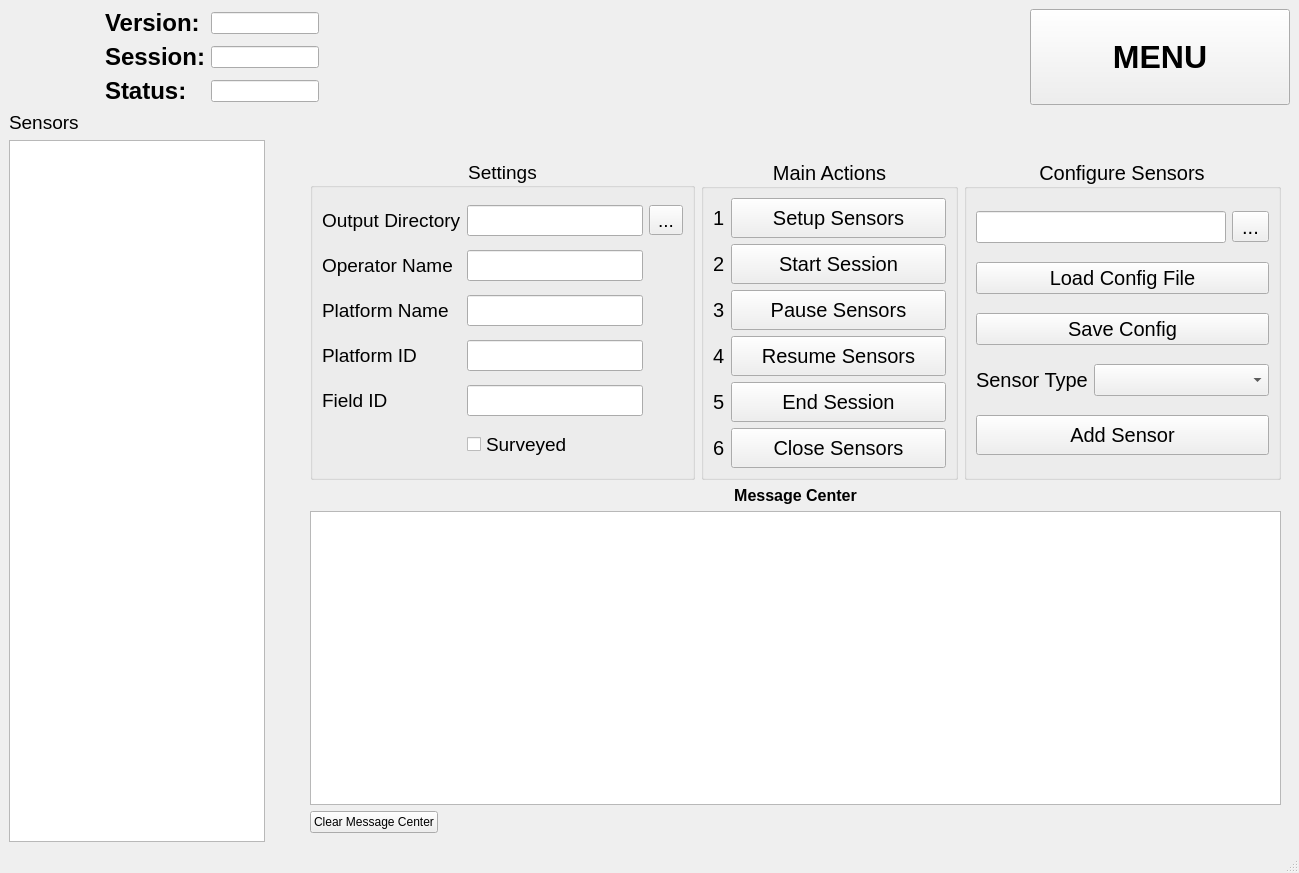
The window that source/dysense_designer.ui (DySense/DySense) describes before a commit, drawn with Qt 5.
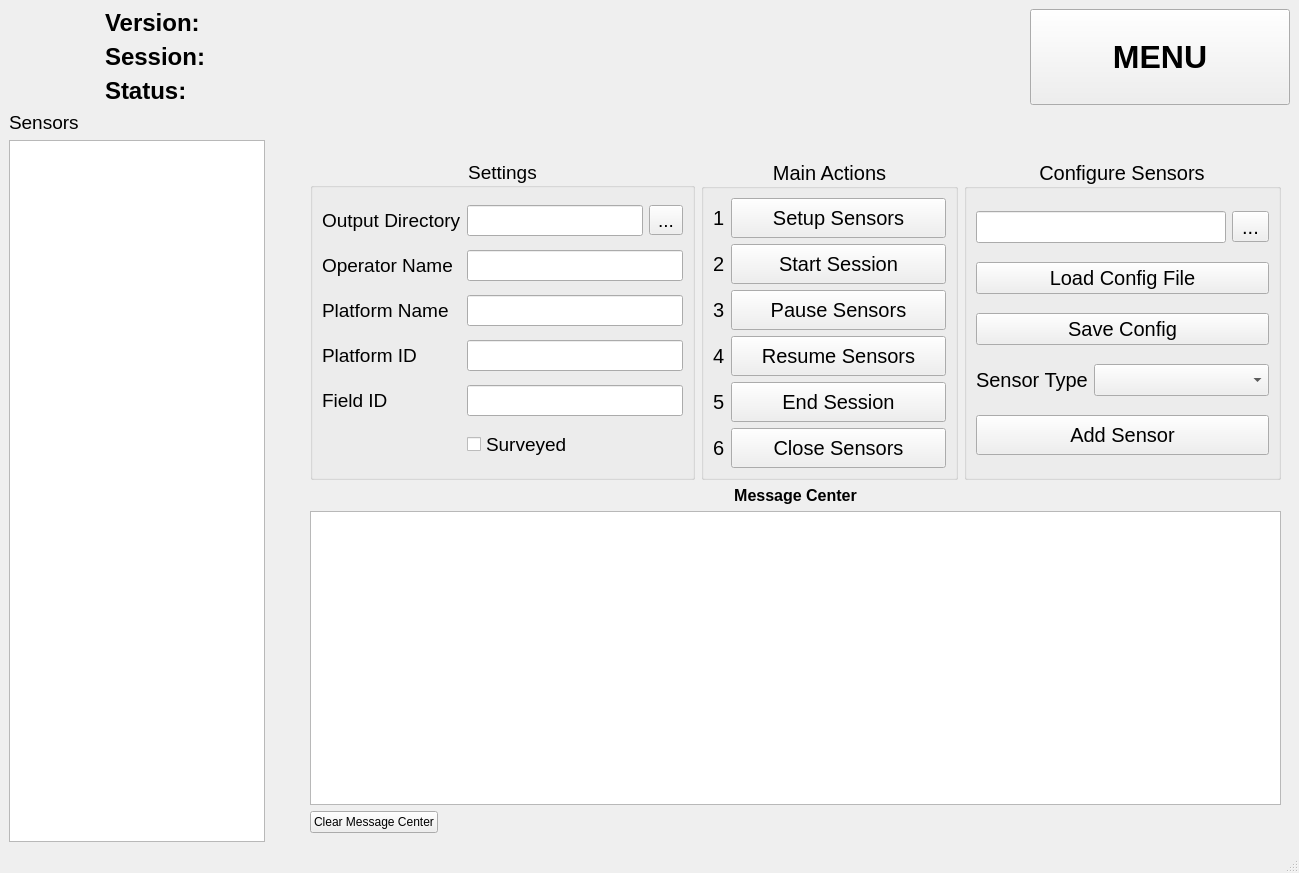
The same window after the commit.

Commit message: Added tool tips to sensor settings and improved looks of UI.

The edit to the form file:
```diff
--- a/source/dysense_designer.ui
+++ b/source/dysense_designer.ui
@@ -61,16 +61,6 @@
           </property>
          </widget>
         </item>
-        <item row="2" column="1">
-         <widget class="QLineEdit" name="main_status_line_edit">
-          <property name="sizePolicy">
-           <sizepolicy hsizetype="Fixed" vsizetype="Fixed">
-            <horstretch>0</horstretch>
-            <verstretch>0</verstretch>
-           </sizepolicy>
-          </property>
-         </widget>
-        </item>
         <item row="1" column="0">
          <widget class="QLabel" name="session_label">
           <property name="font">
@@ -85,16 +75,6 @@
           </property>
          </widget>
         </item>
-        <item row="1" column="1">
-         <widget class="QLineEdit" name="session_line_edit">
-          <property name="sizePolicy">
-           <sizepolicy hsizetype="Fixed" vsizetype="Fixed">
-            <horstretch>0</horstretch>
-            <verstretch>0</verstretch>
-           </sizepolicy>
-          </property>
-         </widget>
-        </item>
         <item row="0" column="0">
          <widget class="QLabel" name="version_label">
           <property name="font">
@@ -110,12 +90,74 @@
          </widget>
         </item>
         <item row="0" column="1">
-         <widget class="QLineEdit" name="version_line_edit">
+         <widget class="QLabel" name="version_value_label">
           <property name="sizePolicy">
-           <sizepolicy hsizetype="Fixed" vsizetype="Fixed">
+           <sizepolicy hsizetype="Fixed" vsizetype="Preferred">
             <horstretch>0</horstretch>
             <verstretch>0</verstretch>
            </sizepolicy>
+          </property>
+          <property name="minimumSize">
+           <size>
+            <width>120</width>
+            <height>0</height>
+           </size>
+          </property>
+          <property name="font">
+           <font>
+            <pointsize>17</pointsize>
+           </font>
+          </property>
+          <property name="text">
+           <string/>
+          </property>
+         </widget>
+        </item>
+        <item row="1" column="1">
+         <widget class="QLabel" name="session_value_label">
+          <property name="sizePolicy">
+           <sizepolicy hsizetype="Fixed" vsizetype="Preferred">
+            <horstretch>0</horstretch>
+            <verstretch>0</verstretch>
+           </sizepolicy>
+          </property>
+          <property name="minimumSize">
+           <size>
+            <width>120</width>
+            <height>0</height>
+           </size>
+          </property>
+          <property name="font">
+           <font>
+            <pointsize>17</pointsize>
+           </font>
+          </property>
+          <property name="text">
+           <string/>
+          </property>
+         </widget>
+        </item>
+        <item row="2" column="1">
+         <widget class="QLabel" name="main_status_value_label">
+          <property name="sizePolicy">
+           <sizepolicy hsizetype="Fixed" vsizetype="Preferred">
+            <horstretch>0</horstretch>
+            <verstretch>0</verstretch>
+           </sizepolicy>
+          </property>
+          <property name="minimumSize">
+           <size>
+            <width>120</width>
+            <height>0</height>
+           </size>
+          </property>
+          <property name="font">
+           <font>
+            <pointsize>17</pointsize>
+           </font>
+          </property>
+          <property name="text">
+           <string/>
           </property>
          </widget>
         </item>
@@ -255,20 +297,6 @@
                  <set>Qt::AlignCenter</set>
                 </property>
                 <layout class="QGridLayout" name="gridLayout_4">
-                 <item row="3" column="0">
-                  <widget class="QLabel" name="label_4">
-                   <property name="text">
-                    <string>Platform ID</string>
-                   </property>
-                  </widget>
-                 </item>
-                 <item row="4" column="0">
-                  <widget class="QLabel" name="label_5">
-                   <property name="text">
-                    <string>Field ID</string>
-                   </property>
-                  </widget>
-                 </item>
                  <item row="0" column="0">
                   <widget class="QLabel" name="label">
                    <property name="text">
@@ -276,31 +304,29 @@
                    </property>
                   </widget>
                  </item>
-                 <item row="3" column="1">
-                  <widget class="QLineEdit" name="platform_id_line_edit"/>
-                 </item>
                  <item row="2" column="0">
-                  <widget class="QLabel" name="label_3">
+                  <widget class="QLabel" name="platform_name_label">
                    <property name="text">
                     <string>Platform Name</string>
                    </property>
                   </widget>
                  </item>
-                 <item row="1" column="0">
-                  <widget class="QLabel" name="label_2">
+                 <item row="3" column="1">
+                  <widget class="QLineEdit" name="platform_id_line_edit"/>
+                 </item>
+                 <item row="3" column="0">
+                  <widget class="QLabel" name="platform_id_label">
                    <property name="text">
-                    <string>Operator Name</string>
+                    <string>Platform ID</string>
                    </property>
                   </widget>
                  </item>
-                 <item row="2" column="1">
-                  <widget class="QLineEdit" name="platform_name_line_edit"/>
-                 </item>
-                 <item row="4" column="1">
-                  <widget class="QLineEdit" name="field_id_line_edit"/>
-                 </item>
-                 <item row="0" column="1">
-                  <widget class="QLineEdit" name="output_directory_line_edit"/>
+                 <item row="4" column="0">
+                  <widget class="QLabel" name="field_id_label">
+                   <property name="text">
+                    <string>Field ID</string>
+                   </property>
+                  </widget>
                  </item>
                  <item row="5" column="1">
                   <widget class="QCheckBox" name="surveyed_check_box">
@@ -309,15 +335,35 @@
                    </property>
                   </widget>
                  </item>
+                 <item row="4" column="1">
+                  <widget class="QLineEdit" name="field_id_line_edit"/>
+                 </item>
+                 <item row="2" column="1">
+                  <widget class="QLineEdit" name="platform_name_line_edit"/>
+                 </item>
+                 <item row="1" column="0">
+                  <widget class="QLabel" name="operator_name_label">
+                   <property name="text">
+                    <string>Operator Name</string>
+                   </property>
+                  </widget>
+                 </item>
                  <item row="1" column="1">
                   <widget class="QLineEdit" name="operator_name_line_edit"/>
                  </item>
-                 <item row="0" column="2">
-                  <widget class="QToolButton" name="output_directory_tool_button">
-                   <property name="text">
-                    <string>...</string>
-                   </property>
-                  </widget>
+                 <item row="0" column="1">
+                  <layout class="QHBoxLayout" name="horizontalLayout_4">
+                   <item>
+                    <widget class="QLineEdit" name="output_directory_line_edit"/>
+                   </item>
+                   <item>
+                    <widget class="QToolButton" name="output_directory_tool_button">
+                     <property name="text">
+                      <string>...</string>
+                     </property>
+                    </widget>
+                   </item>
+                  </layout>
                  </item>
                 </layout>
                </widget>
```
Left out of the diff: 5 changed lines with no effect on the pictures. The commit also changes 4 other files.
